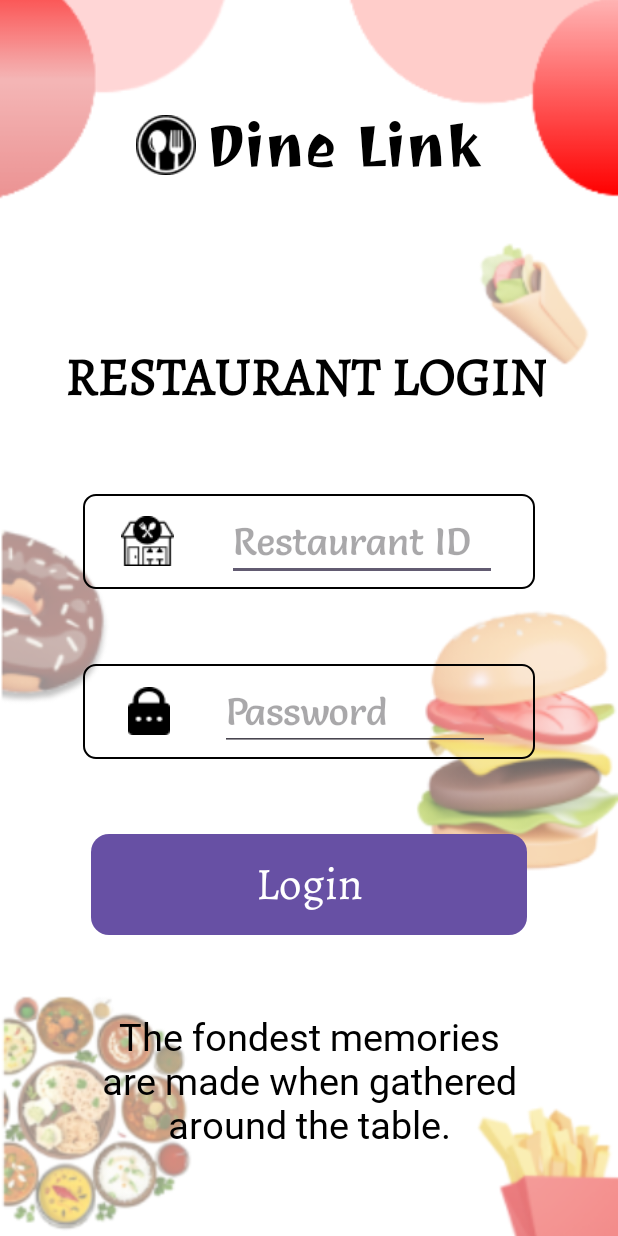
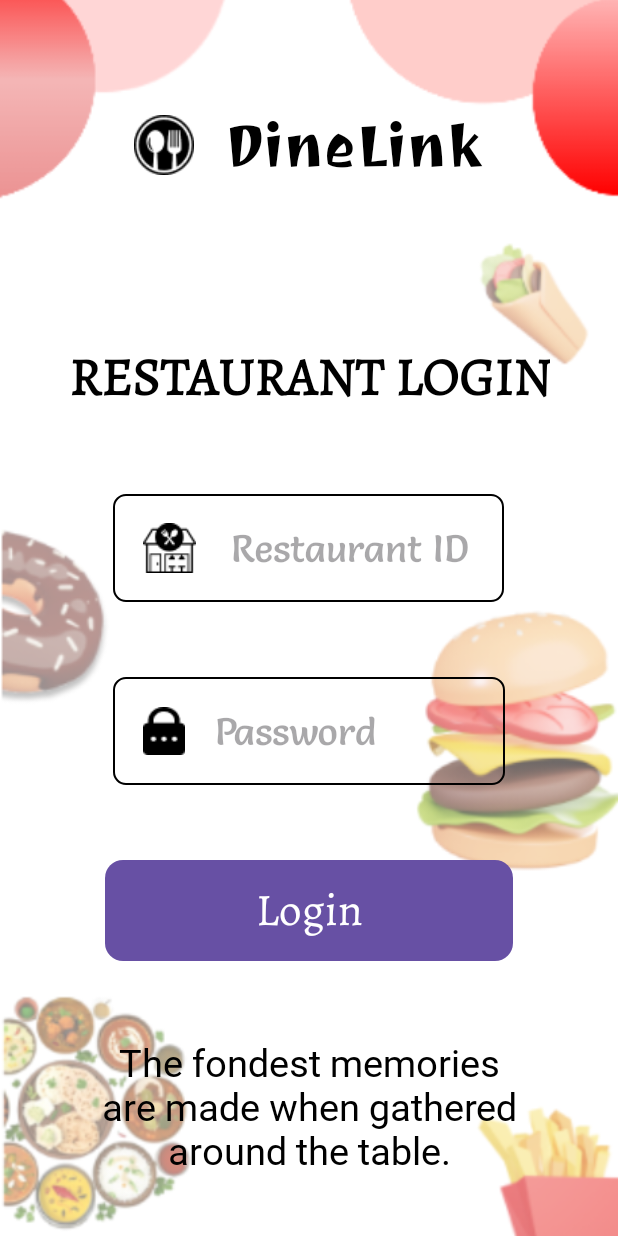
Before and after one commit to KaushalDanani/dinelink-app, an Android app: the Restaurant_Login screen opened directly, with no data from a screen before it, on a phone screen of 412 x 824 dp. Run offline under Robolectric (Android 15) with nearby library versions, the phone set to English and light mode, and no system bars.

Commit message:
All login page Frontend update second time

```diff
--- a/app/src/main/res/layout/activity_restaurant_login.xml
+++ b/app/src/main/res/layout/activity_restaurant_login.xml
@@ -21,32 +21,28 @@
 
     <LinearLayout
         android:id="@+id/contentLayout"
-        android:layout_width="0dp"
-        android:layout_height="wrap_content"
+        android:layout_width="wrap_content"
+        android:layout_height="match_parent"
         android:orientation="vertical"
-        android:paddingHorizontal="35dp"
-        app:layout_constraintBottom_toBottomOf="@+id/backgroundImage"
-        app:layout_constraintEnd_toEndOf="parent"
-        app:layout_constraintHorizontal_bias="0.0"
-        app:layout_constraintStart_toStartOf="parent"
-        app:layout_constraintTop_toTopOf="parent"
+        android:gravity="center_horizontal"
         app:layout_constraintVertical_bias="0.0">
 
 
         <LinearLayout
             android:id="@+id/dinelink_name"
-            android:layout_width="match_parent"
+            android:layout_width="wrap_content"
             android:layout_height="wrap_content"
             android:layout_marginTop="70dp"
             android:gravity="center"
             android:orientation="horizontal"
-            android:paddingHorizontal="55dp">
+            >
 
             <!-- ImageView -->
             <ImageView
                 android:layout_width="wrap_content"
                 android:layout_height="wrap_content"
-                android:src="@drawable/image_4" />
+                android:src="@drawable/image_4"
+                android:paddingHorizontal="10dp"/>
 
             <!-- Space view to create dynamic space -->
             <Space
@@ -59,9 +55,10 @@
                 android:layout_width="wrap_content"
                 android:layout_height="wrap_content"
                 android:fontFamily="@font/joti_one"
-                android:text="Dine Link"
+                android:text="DineLink"
                 android:textSize="40sp"
-                android:textColor="#000000"/>
+                android:textColor="#000000"
+                android:paddingHorizontal="10dp"/>
 
         </LinearLayout>
 
@@ -72,7 +69,6 @@
             android:layout_marginTop="100dp"
             android:fontFamily="@font/sahitya"
             android:gravity="center"
-            android:paddingHorizontal="7dp"
             android:text="RESTAURANT LOGIN"
             android:textSize="35dp"
             android:textStyle="bold"
@@ -82,22 +78,20 @@
 
         <LinearLayout
             android:id="@+id/dinelink_hotel_role"
-            android:layout_width="match_parent"
+            android:layout_width="wrap_content"
             android:layout_height="wrap_content"
-            android:layout_marginHorizontal="20dp"
             android:layout_marginTop="50dp"
             android:background="@drawable/black_border_for_hotel_login"
             android:gravity="center"
             android:onClick="restaurantLogin"
-            android:orientation="horizontal"
-            android:paddingHorizontal="25dp"
-            android:paddingVertical="5dp">
+            android:orientation="horizontal">
 
             <!-- ImageView -->
             <ImageView
                 android:layout_width="wrap_content"
                 android:layout_height="wrap_content"
-                android:src="@drawable/restaurant_icon" />
+                android:src="@drawable/restaurant_icon"
+                android:layout_marginStart="20dp"/>
 
             <!-- Space view to create dynamic space -->
             <Space
@@ -108,13 +102,16 @@
             <!-- TextView -->
             <EditText
                 android:id="@+id/restaurant_id"
-                android:layout_width="180dp"
+                android:layout_width="wrap_content"
                 android:layout_height="wrap_content"
                 android:hint="@string/restaurant_id"
                 android:textSize="25sp"
                 android:inputType="number"
                 android:fontFamily="@font/salsa"
                 android:textColor="#000000"
+                android:layout_marginHorizontal="23dp"
+                android:layout_marginVertical="20dp"
+                android:background="@android:color/transparent"
                 >
 
             </EditText>
@@ -124,23 +121,21 @@
 
         <LinearLayout
             android:id="@+id/dinelink_customer_role"
-            android:layout_width="match_parent"
+            android:layout_width="wrap_content"
             android:layout_height="wrap_content"
-            android:layout_marginHorizontal="20dp"
             android:layout_marginTop="50dp"
             android:background="@drawable/black_border_for_hotel_login"
             android:gravity="center"
             android:onClick="customerLogin"
-            android:orientation="horizontal"
-            android:paddingHorizontal="30dp"
-            android:paddingVertical="5dp">
+            android:orientation="horizontal">
 
 
             <!-- ImageView -->
             <ImageView
                 android:layout_width="wrap_content"
                 android:layout_height="wrap_content"
-                android:src="@drawable/password_icon" />
+                android:src="@drawable/password_icon"
+                android:layout_marginStart="20dp"/>
 
             <!-- Space view to create dynamic space -->
             <Space
@@ -151,13 +146,18 @@
             <!-- TextView -->
             <EditText
                 android:id="@+id/restaurant_password"
-                android:layout_width="180dp"
+                android:layout_width="wrap_content"
                 android:layout_height="wrap_content"
                 android:hint="Password"
                 android:textSize="25sp"
                 android:inputType="text"
                 android:fontFamily="@font/salsa"
                 android:textColor="#000000"
+                android:layout_marginStart="20dp"
+                android:layout_marginEnd="85dp"
+                android:layout_marginVertical="20dp"
+                android:background="@android:color/transparent"
+
                 >
 
             </EditText>
@@ -167,15 +167,15 @@
 
         <Button
             android:id="@+id/restaurant_login"
-            android:layout_width="match_parent"
+            android:layout_width="wrap_content"
             android:layout_height="wrap_content"
-            android:layout_marginHorizontal="25dp"
             android:layout_marginTop="50dp"
             android:fontFamily="@font/sahitya"
             android:text="@string/Login"
             android:textSize="30sp"
             android:textColor="#FFFFFF"
-            android:background="@drawable/red_color_bg"/>
+            android:background="@drawable/red_color_bg"
+            android:paddingHorizontal="100dp"/>
 
         <TextView
             android:layout_width="wrap_content"
@@ -183,7 +183,7 @@
             android:layout_marginTop="50dp"
             android:fontFamily="@font/itim"
             android:gravity="center"
-            android:paddingHorizontal="20dp"
+            android:paddingHorizontal="50dp"
             android:text="@string/restaurant_login_text"
             android:textSize="25dp"
             android:textColor="#000000">
```
Also changed, not shown: app/src/main/res/layout/activity_customer_login.xml (+16 -19 lines), app/src/main/res/layout/activity_login_role_page.xml (+25 -25 lines).
